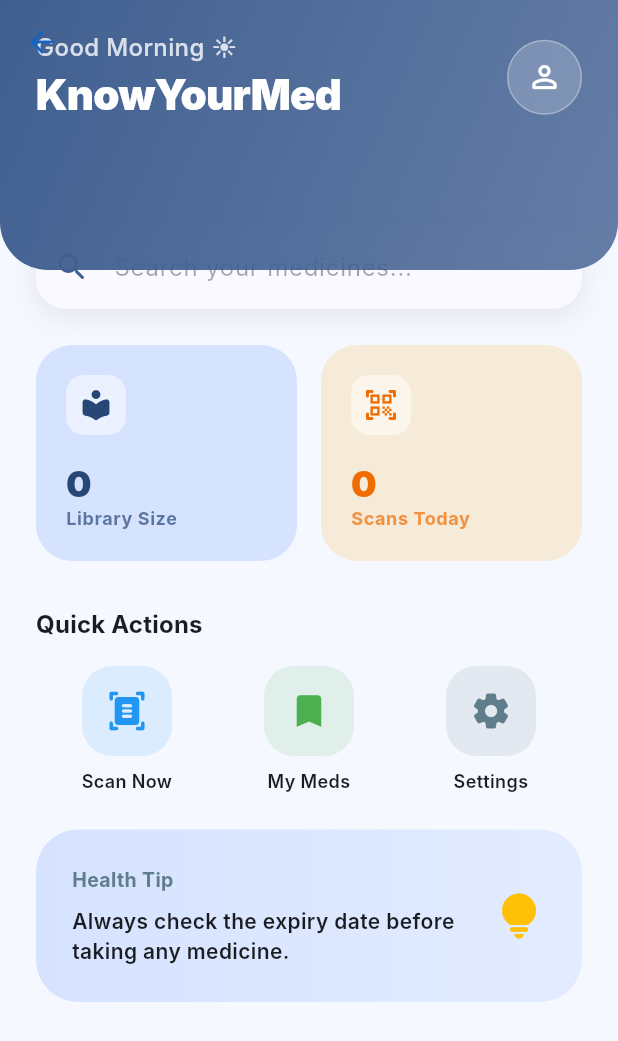
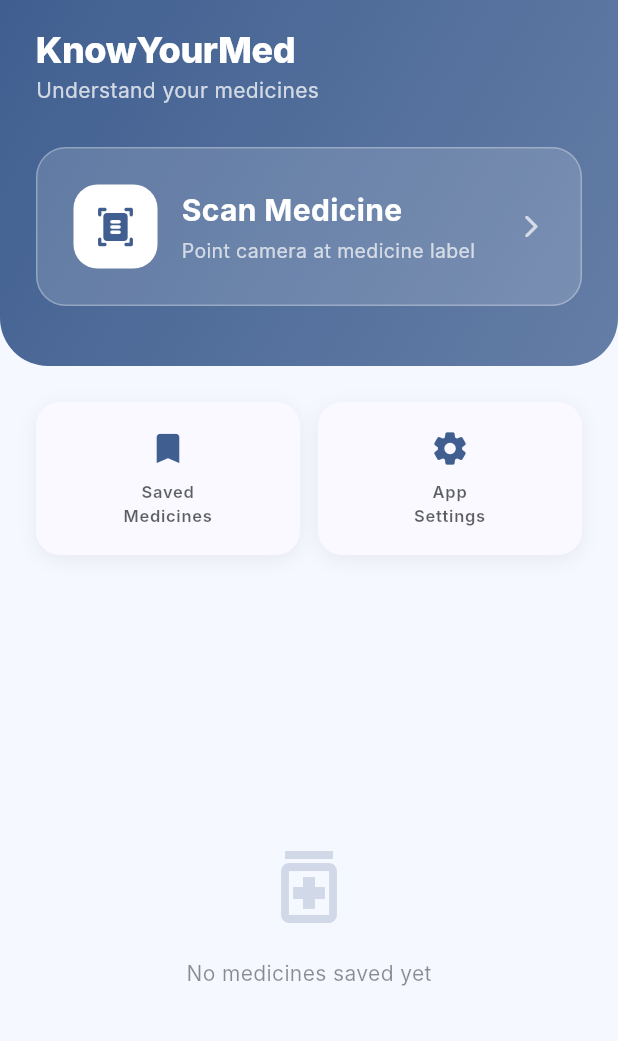
Before and after one commit to SpaceOfAbhi/KnowYourMed, a Flutter app: the HomeScreen screen opened by its route, on a phone screen of 412 x 824 dp. Shown: the top 1041 px of the screen. Run offline on Flutter 3.47's test engine with Material 3 defaults, Android fonts, the phone set to English and light mode, and no system bars; our stand-ins replace camera, hive, hive_flutter, image_picker, shared_preferences; missing offline and left inert: google_mlkit_text_recognition; accounts and stored records are empty; Roboto replaces fonts that are missing (Inter).

Commit message:
feat: Add local storage service for medicines and implement the main home screen UI.

```diff
--- a/lib/screens/home_screen.dart
+++ b/lib/screens/home_screen.dart
@@ -1,4 +1,5 @@
 import 'package:flutter/material.dart';
+import 'package:hive_flutter/hive_flutter.dart';
 import '../services/storage_service.dart';
 import '../models/medicine.dart';
 
@@ -11,49 +12,31 @@ class HomeScreen extends StatefulWidget {
 
 class _HomeScreenState extends State<HomeScreen> {
   final StorageService _storageService = StorageService();
-  int _medicineCount = 0;
-  List<Medicine> _recentMedicines = [];
-
-  @override
-  void initState() {
-    super.initState();
-    _loadDashboardData();
-  }
-
-  void _loadDashboardData() {
-    setState(() {
-      _medicineCount = _storageService.count;
-      _recentMedicines = _storageService.getAllMedicines().take(3).toList();
-    });
-  }
 
   @override
   Widget build(BuildContext context) {
     final theme = Theme.of(context);
     final colorScheme = theme.colorScheme;
-    final isDark = theme.brightness == Brightness.dark;
 
     return Scaffold(
-      body: CustomScrollView(
-        physics: const BouncingScrollPhysics(),
+      body: ValueListenableBuilder<Box<Medicine>>(
+        valueListenable: _storageService.listenable,
+        builder: (context, box, _) {
+          final medicines = _storageService.getAllMedicines();
+
+          return CustomScrollView(
             slivers: [
-          // Elegant Header
-          SliverAppBar(
-            expandedHeight: 180,
-            floating: false,
-            pinned: true,
-            stretch: true,
-            backgroundColor: Colors.transparent,
-            flexibleSpace: FlexibleSpaceBar(
-              stretchModes: const [StretchMode.zoomBackground],
-              background: Container(
+              // Hero header
+              SliverToBoxAdapter(
+                child: Container(
                   decoration: BoxDecoration(
                     gradient: LinearGradient(
                       begin: Alignment.topLeft,
                       end: Alignment.bottomRight,
-                    colors: isDark
-                      ? [colorScheme.primary.withOpacity(0.3), colorScheme.surface]
-                      : [colorScheme.primary, colorScheme.primary.withOpacity(0.8)],
+                      colors: [
+                        colorScheme.primary,
+                        colorScheme.primary.withOpacity(0.8),
+                      ],
                     ),
                     borderRadius: const BorderRadius.vertical(
                       bottom: Radius.circular(32),
@@ -61,7 +44,7 @@ class _HomeScreenState extends State<HomeScreen> {
                   ),
                   child: SafeArea(
                     child: Padding(
-                    padding: const EdgeInsets.symmetric(horizontal: 24.0, vertical: 20.0),
+                      padding: const EdgeInsets.fromLTRB(24, 16, 24, 40),
                       child: Column(
                         crossAxisAlignment: CrossAxisAlignment.start,
                         children: [
@@ -72,36 +55,80 @@ class _HomeScreenState extends State<HomeScreen> {
                                 crossAxisAlignment: CrossAxisAlignment.start,
                                 children: [
                                   Text(
-                                  _getGreeting(),
+                                    'KnowYourMed',
                                     style: TextStyle(
-                                    fontSize: 16,
-                                    color: Colors.white.withOpacity(0.8),
-                                    fontWeight: FontWeight.w500,
+                                      fontSize: 24,
+                                      fontWeight: FontWeight.w800,
+                                      color: Colors.white,
+                                      letterSpacing: -0.3,
                                     ),
                                   ),
-                                const Text(
-                                  'KnowYourMed',
+                                  Text(
+                                    'Understand your medicines',
                                     style: TextStyle(
-                                    fontSize: 28,
-                                    fontWeight: FontWeight.w900,
-                                    color: Colors.white,
-                                    letterSpacing: -0.5,
+                                      fontSize: 14,
+                                      color: Colors.white.withOpacity(0.75),
                                     ),
                                   ),
                                 ],
                               ),
+                            ],
+                          ),
+                          const SizedBox(height: 28),
+                          // Scan CTA
+                          GestureDetector(
+                            onTap: () => Navigator.pushNamed(context, '/scan'),
+                            child: Container(
+                              width: double.infinity,
+                              padding: const EdgeInsets.all(24),
+                              decoration: BoxDecoration(
+                                color: Colors.white.withOpacity(0.15),
+                                borderRadius: BorderRadius.circular(20),
+                                border: Border.all(
+                                    color: Colors.white.withOpacity(0.3)),
+                              ),
+                              child: Row(
+                                children: [
                                   Container(
+                                    padding: const EdgeInsets.all(14),
                                     decoration: BoxDecoration(
-                                color: Colors.white.withOpacity(0.2),
-                                shape: BoxShape.circle,
-                                border: Border.all(color: Colors.white.withOpacity(0.3)),
+                                      color: Colors.white,
+                                      borderRadius: BorderRadius.circular(16),
                                     ),
-                              child: IconButton(
-                                icon: const Icon(Icons.person_outline_rounded, color: Colors.white),
-                                onPressed: () {},
+                                    child: Icon(
+                                      Icons.document_scanner_rounded,
+                                      color: colorScheme.primary,
+                                      size: 28,
+                                    ),
+                                  ),
+                                  const SizedBox(width: 16),
+                                  Column(
+                                    crossAxisAlignment: CrossAxisAlignment.start,
+                                    children: const [
+                                      Text(
+                                        'Scan Medicine',
+                                        style: TextStyle(
+                                          fontSize: 20,
+                                          fontWeight: FontWeight.w700,
+                                          color: Colors.white,
+                                        ),
+                                      ),
+                                      SizedBox(height: 4),
+                                      Text(
+                                        'Point camera at medicine label',
+                                        style: TextStyle(
+                                          fontSize: 13,
+                                          color: Colors.white70,
                                         ),
                                       ),
                                     ],
+                                  ),
+                                  const Spacer(),
+                                  const Icon(Icons.arrow_forward_ios_rounded,
+                                      color: Colors.white70, size: 18),
+                                ],
+                              ),
+                            ),
                           ),
                         ],
                       ),
@@ -109,116 +136,48 @@ class _HomeScreenState extends State<HomeScreen> {
                   ),
                 ),
               ),
-          ),
 
-          // Search and Stats Section
+
+              // Quick actions
               SliverToBoxAdapter(
-            child: Transform.translate(
-              offset: const Offset(0, -30),
                 child: Padding(
-                padding: const EdgeInsets.symmetric(horizontal: 24.0),
-                child: Column(
-                  children: [
-                    // Search Bar
-                    _buildSearchBar(theme),
-                    const SizedBox(height: 24),
-
-                    // Stats Row
-                    Row(
+                  padding: const EdgeInsets.all(24),
+                  child: Row(
                     children: [
                       Expanded(
-                          child: _buildStatCard(
-                            theme,
-                            'Library Size',
-                            '$_medicineCount',
-                            Icons.local_library_rounded,
-                            colorScheme.primaryContainer,
-                            colorScheme.onPrimaryContainer,
+                        child: _QuickActionCard(
+                          icon: Icons.bookmark_rounded,
+                          label: 'Saved\nMedicines',
+                          onTap: () => Navigator.pushNamed(context, '/saved'),
                         ),
                       ),
-                        const SizedBox(width: 16),
+                      const SizedBox(width: 12),
                       Expanded(
-                          child: _buildStatCard(
-                            theme,
-                            'Scans Today',
-                            '0',
-                            Icons.qr_code_scanner_rounded,
-                            Colors.orange.withOpacity(0.15),
-                            Colors.orange.shade800,
+                        child: _QuickActionCard(
+                          icon: Icons.settings_rounded,
+                          label: 'App\nSettings',
+                          onTap: () => Navigator.pushNamed(context, '/settings'),
                         ),
-                        ),
-                      ],
-                    ),
-                  ],
-                ),
-              ),
-            ),
-          ),
-
-          // Quick Actions Section
-          SliverToBoxAdapter(
-            child: Padding(
-              padding: const EdgeInsets.fromLTRB(24, 0, 24, 24),
-              child: Column(
-                crossAxisAlignment: CrossAxisAlignment.start,
-                children: [
-                  Text(
-                    'Quick Actions',
-                    style: theme.textTheme.titleMedium?.copyWith(fontWeight: FontWeight.bold),
-                  ),
-                  const SizedBox(height: 16),
-                  Row(
-                    children: [
-                      _buildActionItem(
-                        context,
-                        'Scan Now',
-                        Icons.document_scanner_rounded,
-                        Colors.blue,
-                        '/scan'
-                      ),
-                      _buildActionItem(
-                        context,
-                        'My Meds',
-                        Icons.bookmark_rounded,
-                        Colors.green,
-                        '/saved'
-                      ),
-                      _buildActionItem(
-                        context,
-                        'Settings',
-                        Icons.settings_rounded,
-                        Colors.blueGrey,
-                        '/settings'
-                      ),
-                    ],
                       ),
                     ],
                   ),
                 ),
               ),
 
-          // Health Tip Section
+              // Saved Medicines Title
+              if (medicines.isNotEmpty)
                 SliverToBoxAdapter(
                   child: Padding(
-              padding: const EdgeInsets.symmetric(horizontal: 24.0),
-              child: _buildHealthTipCard(theme),
-            ),
-          ),
-
-          // Recent Activity Section
-          if (_recentMedicines.isNotEmpty)
-            SliverPadding(
-              padding: const EdgeInsets.all(24.0),
-              sliver: SliverToBoxAdapter(
-                child: Column(
-                  crossAxisAlignment: CrossAxisAlignment.start,
-                  children: [
-                    Row(
+                    padding: const EdgeInsets.symmetric(horizontal: 24, vertical: 8),
+                    child: Row(
                       mainAxisAlignment: MainAxisAlignment.spaceBetween,
                       children: [
                         Text(
-                          'Recently Added',
-                          style: theme.textTheme.titleMedium?.copyWith(fontWeight: FontWeight.bold),
+                          'Recently Saved',
+                          style: theme.textTheme.titleMedium?.copyWith(
+                            fontWeight: FontWeight.bold,
+                            color: theme.colorScheme.onSurface,
+                          ),
                         ),
                         TextButton(
                           onPressed: () => Navigator.pushNamed(context, '/saved'),
@@ -226,116 +185,144 @@ class _HomeScreenState extends State<HomeScreen> {
                         ),
                       ],
                     ),
-                    const SizedBox(height: 12),
-                    ..._recentMedicines.map((med) => _buildRecentMedTile(context, med)).toList(),
+                  ),
+                ),
+
+              // Saved Medicines List
+              if (medicines.isNotEmpty)
+                SliverPadding(
+                  padding: const EdgeInsets.symmetric(horizontal: 24),
+                  sliver: SliverList(
+                    delegate: SliverChildBuilderDelegate(
+                      (context, index) {
+                        final med = medicines[index];
+                        return _MedicineTile(medicine: med);
+                      },
+                      childCount: medicines.length > 5 ? 5 : medicines.length,
+                    ),
+                  ),
+                ),
+
+              if (medicines.isEmpty)
+                SliverFillRemaining(
+                  hasScrollBody: false,
+                  child: Center(
+                    child: Column(
+                      mainAxisAlignment: MainAxisAlignment.center,
+                      children: [
+                        Icon(
+                          Icons.medication_outlined,
+                          size: 64,
+                          color: theme.colorScheme.primary.withOpacity(0.2),
+                        ),
+                        const SizedBox(height: 16),
+                        Text(
+                          'No medicines saved yet',
+                          style: theme.textTheme.bodyMedium?.copyWith(
+                            color: theme.colorScheme.onSurface.withOpacity(0.5),
+                          ),
+                        ),
                       ],
                     ),
                   ),
                 ),
 
-          const SliverToBoxAdapter(child: SizedBox(height: 80)),
+              const SliverToBoxAdapter(child: SizedBox(height: 24)),
             ],
+          );
+        },
       ),
     );
   }
-
-  String _getGreeting() {
-    final hour = DateTime.now().hour;
-    if (hour < 12) return 'Good Morning ☀️';
-    if (hour < 17) return 'Good Afternoon 🌤️';
-    return 'Good Evening 🌙';
 }
 
-  String _getRandomTip() {
-    return _tips[DateTime.now().second % _tips.length];
-  }
+class _MedicineTile extends StatelessWidget {
+  final Medicine medicine;
 
-  static const List<String> _tips = [
-    'Always check the expiry date before taking any medicine.',
-    'Store medicines in a cool, dry place away from direct sunlight.',
-    'Keep all medicines out of reach and sight of children.',
-    'Don\'t share your prescription medicines with others.',
-    'Finish the full course of antibiotics as prescribed.',
-    'Read the label carefully for dosage instructions.',
-    'Consult your doctor if you experience any side effects.',
-  ];
+  const _MedicineTile({required this.medicine});
 
-  Widget _buildSearchBar(ThemeData theme) {
-    return Container(
+  @override
+  Widget build(BuildContext context) {
+    final theme = Theme.of(context);
+    return Card(
+      margin: const EdgeInsets.only(bottom: 12),
+      elevation: 0,
+      color: theme.cardColor,
+      shape: RoundedRectangleBorder(
+        borderRadius: BorderRadius.circular(16),
+        side: BorderSide(color: theme.colorScheme.outlineVariant.withOpacity(0.5)),
+      ),
+      child: ListTile(
+        onTap: () => Navigator.pushNamed(context, '/detail', arguments: {'medicine': medicine}),
+        leading: Container(
+          padding: const EdgeInsets.all(10),
           decoration: BoxDecoration(
-        color: theme.cardColor,
-        borderRadius: BorderRadius.circular(20),
-        boxShadow: [
-          BoxShadow(
-            color: Colors.black.withOpacity(0.08),
-            blurRadius: 15,
-            offset: const Offset(0, 5),
+            color: theme.colorScheme.primary.withOpacity(0.1),
+            borderRadius: BorderRadius.circular(12),
           ),
-        ],
+          child: Icon(
+            Icons.medication_rounded,
+            color: theme.colorScheme.primary,
           ),
-      child: TextField(
-        decoration: InputDecoration(
-          hintText: 'Search your medicines...',
-          hintStyle: TextStyle(color: theme.colorScheme.onSurface.withOpacity(0.4)),
-          prefixIcon: Icon(Icons.search_rounded, color: theme.colorScheme.primary),
-          border: OutlineInputBorder(borderRadius: BorderRadius.circular(20), borderSide: BorderSide.none),
-          contentPadding: const EdgeInsets.symmetric(horizontal: 20, vertical: 16),
+        ),
+        title: Text(
+          medicine.name,
+          style: const TextStyle(fontWeight: FontWeight.bold),
+        ),
+        subtitle: Text(
+          medicine.manufacturer,
+          maxLines: 1,
+          overflow: TextOverflow.ellipsis,
+          style: TextStyle(color: theme.colorScheme.onSurface.withOpacity(0.6)),
+        ),
+        trailing: Icon(
+          Icons.chevron_right_rounded,
+          color: theme.colorScheme.onSurface.withOpacity(0.3),
         ),
       ),
     );
   }
+}
 
-  Widget _buildStatCard(ThemeData theme, String label, String value, IconData icon, Color bgColor, Color iconColor) {
-    return Container(
-      padding: const EdgeInsets.all(20),
+class _QuickActionCard extends StatelessWidget {
+  final IconData icon;
+  final String label;
+  final VoidCallback onTap;
+
+  const _QuickActionCard({
+    required this.icon,
+    required this.label,
+    required this.onTap,
+  });
+
+  @override
+  Widget build(BuildContext context) {
+    final theme = Theme.of(context);
+    return GestureDetector(
+      onTap: onTap,
+      child: Container(
+        padding: const EdgeInsets.symmetric(vertical: 18, horizontal: 12),
         decoration: BoxDecoration(
-        color: bgColor,
-        borderRadius: BorderRadius.circular(24),
-      ),
-      child: Column(
-        crossAxisAlignment: CrossAxisAlignment.start,
-        children: [
-          Container(
-            padding: const EdgeInsets.all(8),
-            decoration: BoxDecoration(
-              color: Colors.white.withOpacity(0.5),
-              borderRadius: BorderRadius.circular(12),
-            ),
-            child: Icon(icon, color: iconColor, size: 24),
-          ),
-          const SizedBox(height: 16),
-          Text(
-            value,
-            style: theme.textTheme.headlineSmall?.copyWith(fontWeight: FontWeight.w900, color: iconColor),
-          ),
-          Text(
-            label,
-            style: theme.textTheme.bodySmall?.copyWith(color: iconColor.withOpacity(0.7), fontWeight: FontWeight.bold),
+          color: theme.cardColor,
+          borderRadius: BorderRadius.circular(16),
+          boxShadow: [
+            BoxShadow(
+              color: Colors.black.withOpacity(0.06),
+              blurRadius: 10,
+              offset: const Offset(0, 3),
             ),
           ],
         ),
-    );
-  }
-
-  Widget _buildActionItem(BuildContext context, String label, IconData icon, Color color, String route) {
-    return Expanded(
-      child: GestureDetector(
-        onTap: () => Navigator.pushNamed(context, route),
         child: Column(
           children: [
-            Container(
-              padding: const EdgeInsets.all(16),
-              margin: const EdgeInsets.symmetric(horizontal: 8),
-              decoration: BoxDecoration(
-                color: color.withOpacity(0.12),
-                borderRadius: BorderRadius.circular(20),
-              ),
-              child: Icon(icon, color: color, size: 28),
-            ),
+            Icon(icon, color: theme.colorScheme.primary, size: 26),
             const SizedBox(height: 8),
             Text(
               label,
-              style: const TextStyle(fontSize: 12, fontWeight: FontWeight.w600),
+              style: theme.textTheme.labelSmall?.copyWith(
+                fontWeight: FontWeight.w600,
+                color: theme.colorScheme.onSurface.withOpacity(0.7),
+              ),
               textAlign: TextAlign.center,
             ),
           ],
@@ -343,58 +330,4 @@ class _HomeScreenState extends State<HomeScreen> {
       ),
     );
   }
-
-  Widget _buildHealthTipCard(ThemeData theme) {
-    return Container(
-      padding: const EdgeInsets.all(24),
-      decoration: BoxDecoration(
-        gradient: LinearGradient(
-          colors: [theme.colorScheme.primaryContainer, theme.colorScheme.primaryContainer.withOpacity(0.6)],
-        ),
-        borderRadius: BorderRadius.circular(28),
-      ),
-      child: Row(
-        children: [
-          Expanded(
-            child: Column(
-              crossAxisAlignment: CrossAxisAlignment.start,
-              children: [
-                const Text(
-                  'Health Tip',
-                  style: TextStyle(fontWeight: FontWeight.bold, fontSize: 13, color: Colors.blueGrey),
-                ),
-                const SizedBox(height: 8),
-                Text(
-                  _getRandomTip(),
-                  style: theme.textTheme.bodyMedium?.copyWith(fontWeight: FontWeight.w600),
-                ),
-              ],
-            ),
-          ),
-          const SizedBox(width: 16),
-          const Icon(Icons.lightbulb_rounded, color: Colors.amber, size: 36),
-        ],
-      ),
-    );
 }
-
-  Widget _buildRecentMedTile(BuildContext context, Medicine med) {
-    return Card(
-      margin: const EdgeInsets.only(bottom: 12),
-      child: ListTile(
-        onTap: () => Navigator.pushNamed(context, '/detail', arguments: {'medicine': med}),
-        leading: Container(
-          padding: const EdgeInsets.all(10),
-          decoration: BoxDecoration(
-            color: Theme.of(context).colorScheme.primary.withOpacity(0.1),
-            borderRadius: BorderRadius.circular(12),
-          ),
-          child: Icon(Icons.medication_rounded, color: Theme.of(context).colorScheme.primary),
-        ),
-        title: Text(med.name, style: const TextStyle(fontWeight: FontWeight.bold)),
-        subtitle: Text(med.manufacturer, maxLines: 1, overflow: TextOverflow.ellipsis),
-        trailing: const Icon(Icons.chevron_right_rounded),
-      ),
-    );
-  }
-}
--- a/lib/services/storage_service.dart
+++ b/lib/services/storage_service.dart
@@ -1,3 +1,4 @@
+import 'package:flutter/foundation.dart';
 import 'package:hive_flutter/hive_flutter.dart';
 import '../models/medicine.dart';
 
@@ -34,5 +35,7 @@ class StorageService {
     await _box.clear();
   }
 
+  ValueListenable<Box<Medicine>> get listenable => _box.listenable();
+
   int get count => _box.length;
 }
```
Lines whose indentation alone changed are shown as unchanged.
